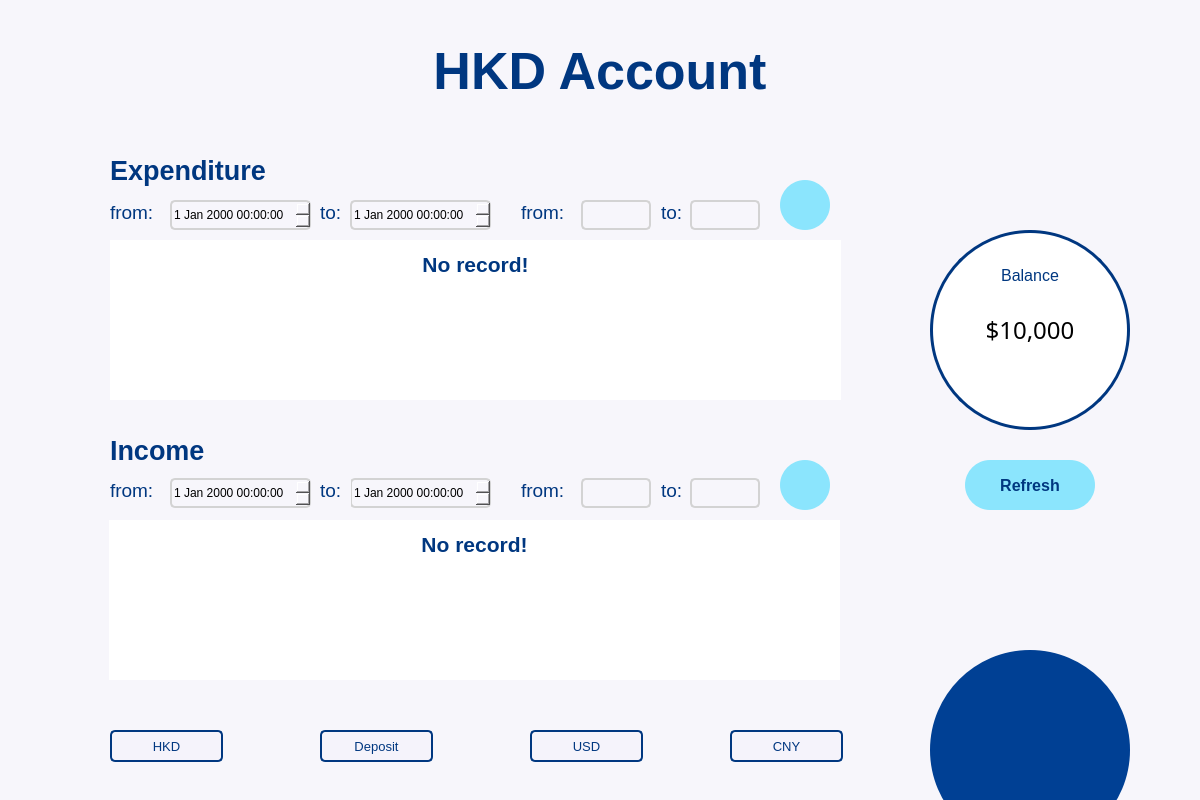
Qt form accountsDetail.ui (mintpancake/ikyc) before a commit.
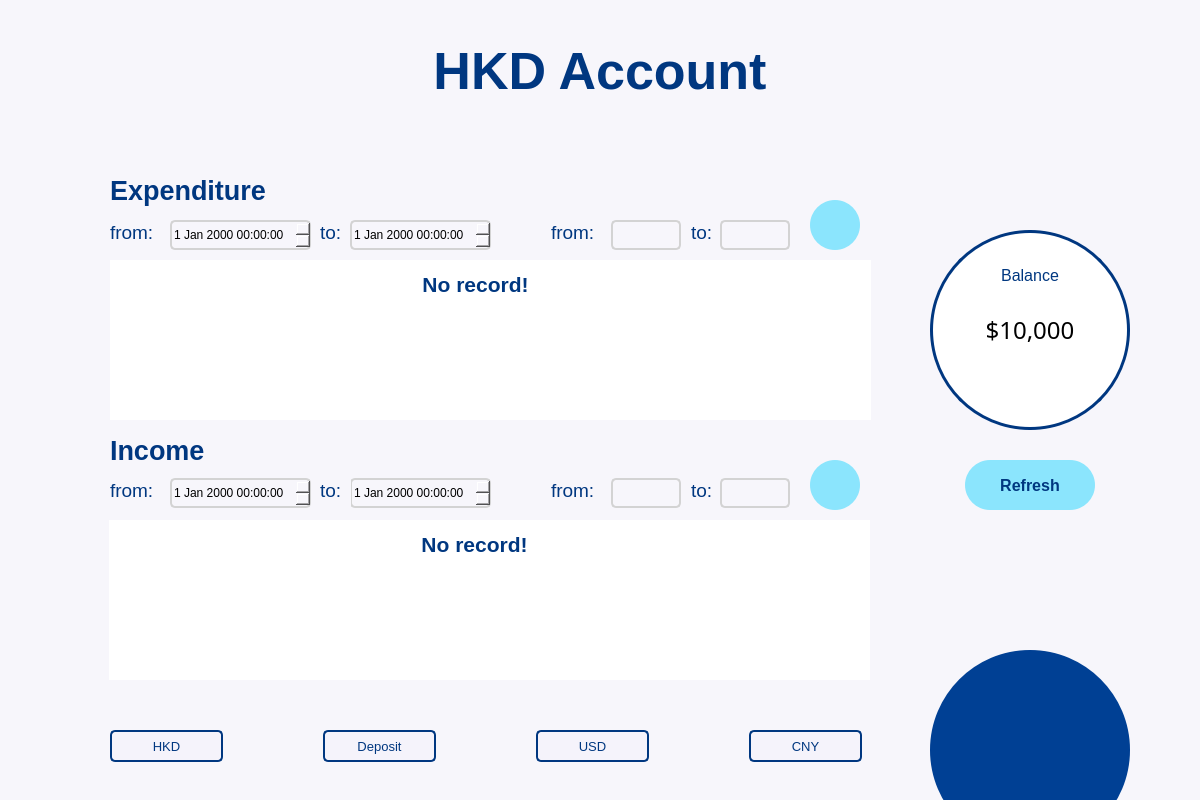
The same form after that commit. Icons and pictures are not drawn.

```diff
--- a/accountsDetail.ui
+++ b/accountsDetail.ui
@@ -229,7 +229,7 @@
    <widget class="QPushButton" name="depositButton">
     <property name="geometry">
      <rect>
-      <x>320</x>
+      <x>323</x>
       <y>730</y>
       <width>113</width>
       <height>32</height>
@@ -268,7 +268,7 @@
    <widget class="QPushButton" name="USDButton">
     <property name="geometry">
      <rect>
-      <x>530</x>
+      <x>536</x>
       <y>730</y>
       <width>113</width>
       <height>32</height>
@@ -307,7 +307,7 @@
    <widget class="QPushButton" name="CNYButton">
     <property name="geometry">
      <rect>
-      <x>730</x>
+      <x>749</x>
       <y>730</y>
       <width>113</width>
       <height>32</height>
@@ -394,7 +394,7 @@
     <property name="geometry">
      <rect>
       <x>110</x>
-      <y>150</y>
+      <y>170</y>
       <width>191</width>
       <height>41</height>
      </rect>
@@ -454,7 +454,7 @@
     <property name="geometry">
      <rect>
       <x>110</x>
-      <y>192</y>
+      <y>212</y>
       <width>81</width>
       <height>41</height>
      </rect>
@@ -478,7 +478,7 @@
     <property name="geometry">
      <rect>
       <x>320</x>
-      <y>192</y>
+      <y>212</y>
       <width>31</width>
       <height>41</height>
      </rect>
@@ -501,8 +501,8 @@
    <widget class="QLabel" name="TimeLabel_7">
     <property name="geometry">
      <rect>
-      <x>661</x>
-      <y>192</y>
+      <x>691</x>
+      <y>212</y>
       <width>31</width>
       <height>41</height>
      </rect>
@@ -526,8 +526,8 @@
     <property name="geometry">
      <rect>
       <x>110</x>
-      <y>240</y>
-      <width>731</width>
+      <y>260</y>
+      <width>761</width>
       <height>160</height>
      </rect>
     </property>
@@ -579,7 +579,7 @@
       <rect>
        <x>0</x>
        <y>0</y>
-       <width>731</width>
+       <width>761</width>
        <height>160</height>
       </rect>
      </property>
@@ -631,8 +631,8 @@
    <widget class="QLabel" name="TimeLabel_6">
     <property name="geometry">
      <rect>
-      <x>521</x>
-      <y>192</y>
+      <x>551</x>
+      <y>212</y>
       <width>81</width>
       <height>41</height>
      </rect>
@@ -655,7 +655,7 @@
    <widget class="QLineEdit" name="toAmount_2">
     <property name="geometry">
      <rect>
-      <x>690</x>
+      <x>720</x>
       <y>478</y>
       <width>70</width>
       <height>30</height>
@@ -676,7 +676,7 @@
    <widget class="QLabel" name="TimeLabel_8">
     <property name="geometry">
      <rect>
-      <x>661</x>
+      <x>691</x>
       <y>470</y>
       <width>31</width>
       <height>41</height>
@@ -700,7 +700,7 @@
    <widget class="QPushButton" name="tickButton_2">
     <property name="geometry">
      <rect>
-      <x>780</x>
+      <x>810</x>
       <y>460</y>
       <width>50</width>
       <height>50</height>
@@ -750,8 +750,8 @@
    <widget class="QLineEdit" name="toAmount">
     <property name="geometry">
      <rect>
-      <x>690</x>
-      <y>200</y>
+      <x>720</x>
+      <y>220</y>
       <width>70</width>
       <height>30</height>
      </rect>
@@ -772,7 +772,7 @@
     <property name="geometry">
      <rect>
       <x>350</x>
-      <y>200</y>
+      <y>220</y>
       <width>141</width>
       <height>30</height>
      </rect>
@@ -806,8 +806,8 @@
    <widget class="QPushButton" name="tickButton">
     <property name="geometry">
      <rect>
-      <x>780</x>
-      <y>180</y>
+      <x>810</x>
+      <y>200</y>
       <width>50</width>
       <height>50</height>
      </rect>
@@ -856,7 +856,7 @@
    <widget class="QLineEdit" name="fromAmount_2">
     <property name="geometry">
      <rect>
-      <x>581</x>
+      <x>611</x>
       <y>478</y>
       <width>70</width>
       <height>30</height>
@@ -903,7 +903,7 @@
      <rect>
       <x>109</x>
       <y>520</y>
-      <width>731</width>
+      <width>761</width>
       <height>160</height>
      </rect>
     </property>
@@ -955,7 +955,7 @@
       <rect>
        <x>0</x>
        <y>0</y>
-       <width>731</width>
+       <width>761</width>
        <height>160</height>
       </rect>
      </property>
@@ -997,7 +997,7 @@
     <property name="geometry">
      <rect>
       <x>170</x>
-      <y>200</y>
+      <y>220</y>
       <width>141</width>
       <height>30</height>
      </rect>
@@ -1031,8 +1031,8 @@
    <widget class="QLineEdit" name="fromAmount">
     <property name="geometry">
      <rect>
-      <x>581</x>
-      <y>200</y>
+      <x>611</x>
+      <y>220</y>
       <width>70</width>
       <height>30</height>
      </rect>
@@ -1052,7 +1052,7 @@
    <widget class="QLabel" name="TimeLabel_11">
     <property name="geometry">
      <rect>
-      <x>521</x>
+      <x>551</x>
       <y>470</y>
       <width>61</width>
       <height>41</height>
@@ -1153,7 +1153,7 @@
     <property name="geometry">
      <rect>
       <x>110</x>
-      <y>240</y>
+      <y>260</y>
       <width>731</width>
       <height>50</height>
      </rect>
```
